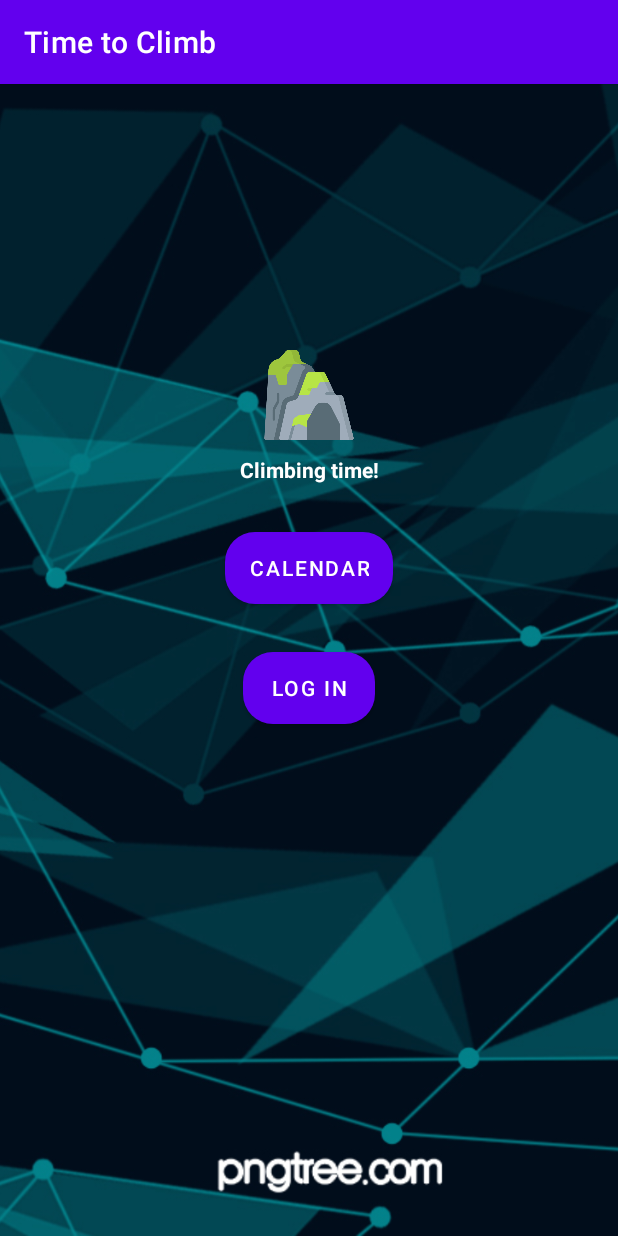
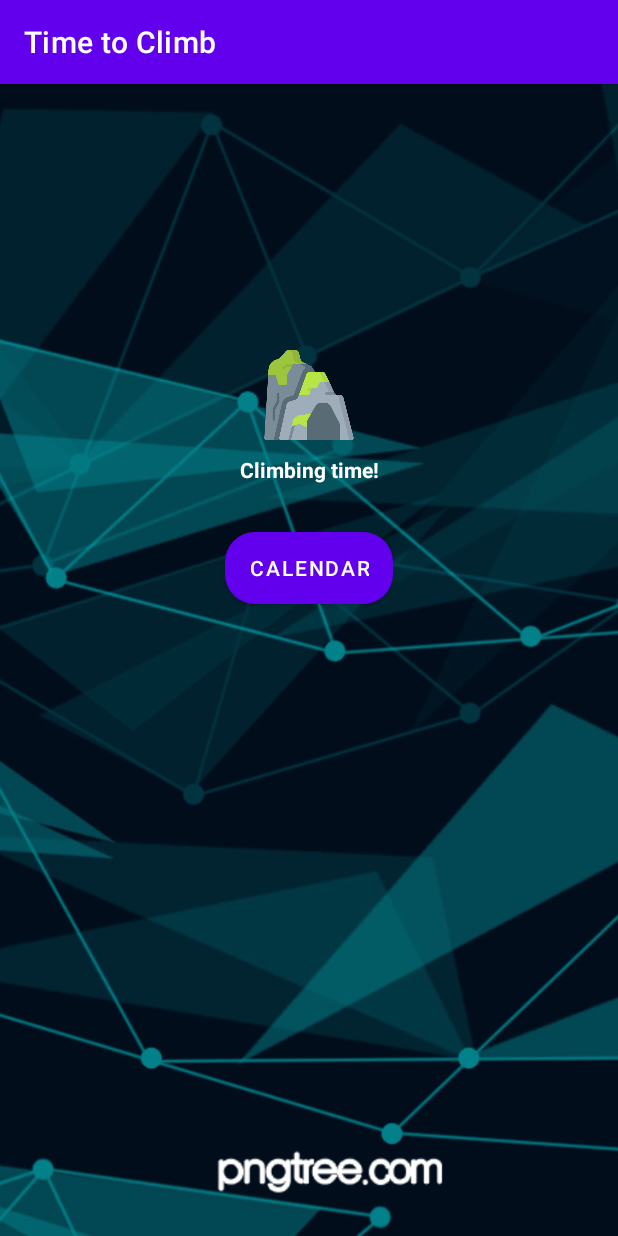
Before and after one commit to jeffeehsiung/Bouldering_Social_App, an Android app: the Home screen opened directly, with no data from a screen before it, on a phone screen of 412 x 824 dp. Run offline under Robolectric (Android 15) with nearby library versions, the phone set to English and light mode, and no system bars; our stand-ins replace Volley; 3 statements that could not run were skipped.

Commit message:
homepage comes after login, so i deleted login button on homepage

```diff
--- a/app/src/main/java/be/kuleuven/timetoclimb/Home.java
+++ b/app/src/main/java/be/kuleuven/timetoclimb/Home.java
@@ -37,13 +37,6 @@ public class Home extends AppCompatActivity {
         startActivity(intentCalendar);
     }
 
-    public void onBtnLogin_Clicked(View caller) {
-        // Create intent to start the calendar
-        Intent intentLogin = new Intent(this, LoginActivity.class);
-        startActivity(intentLogin);
-    }
-
-
     public void createUser() {
         Bundle extras = getIntent().getExtras();
         this.username = extras.getString("username");
--- a/app/src/main/res/layout/activity_main.xml
+++ b/app/src/main/res/layout/activity_main.xml
@@ -51,15 +51,4 @@
         app:layout_constraintStart_toStartOf="parent"
         app:layout_constraintTop_toBottomOf="@+id/lblIcon" />
 
-    <Button
-        android:id="@+id/btnLogin"
-        android:layout_width="wrap_content"
-        android:layout_height="wrap_content"
-        android:layout_marginTop="32dp"
-        android:background="@drawable/button_bg"
-        android:onClick="onBtnLogin_Clicked"
-        android:text="LOG IN"
-        app:layout_constraintEnd_toEndOf="parent"
-        app:layout_constraintStart_toStartOf="parent"
-        app:layout_constraintTop_toBottomOf="@+id/btnCalendar" />
 </androidx.constraintlayout.widget.ConstraintLayout>
```
